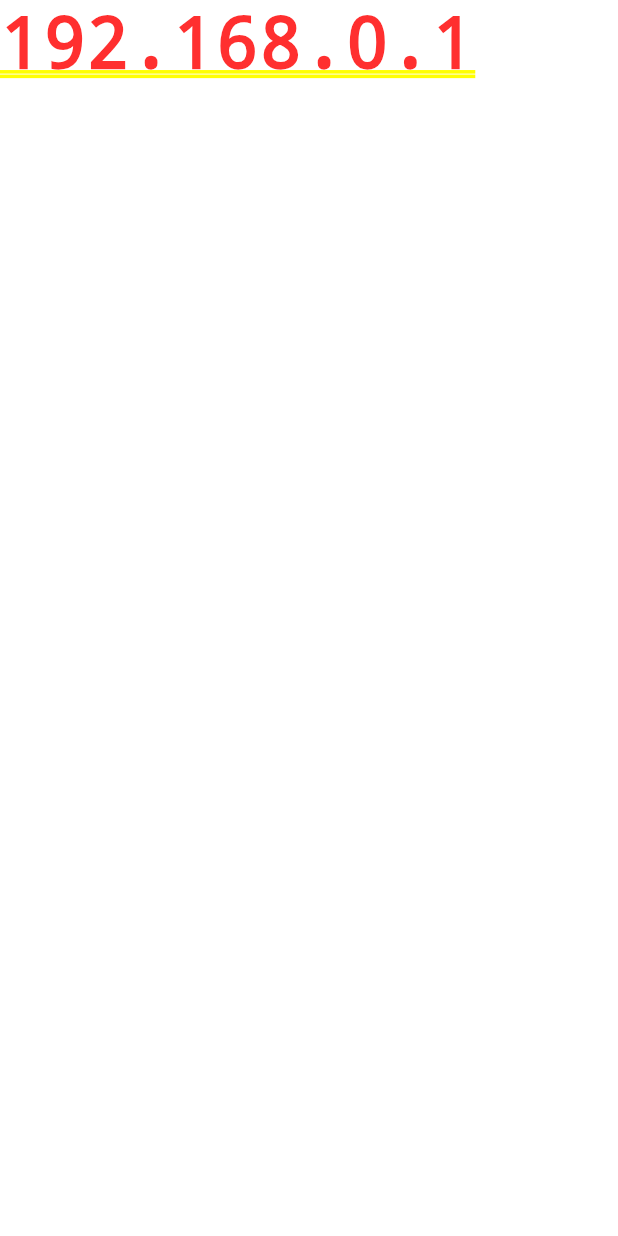
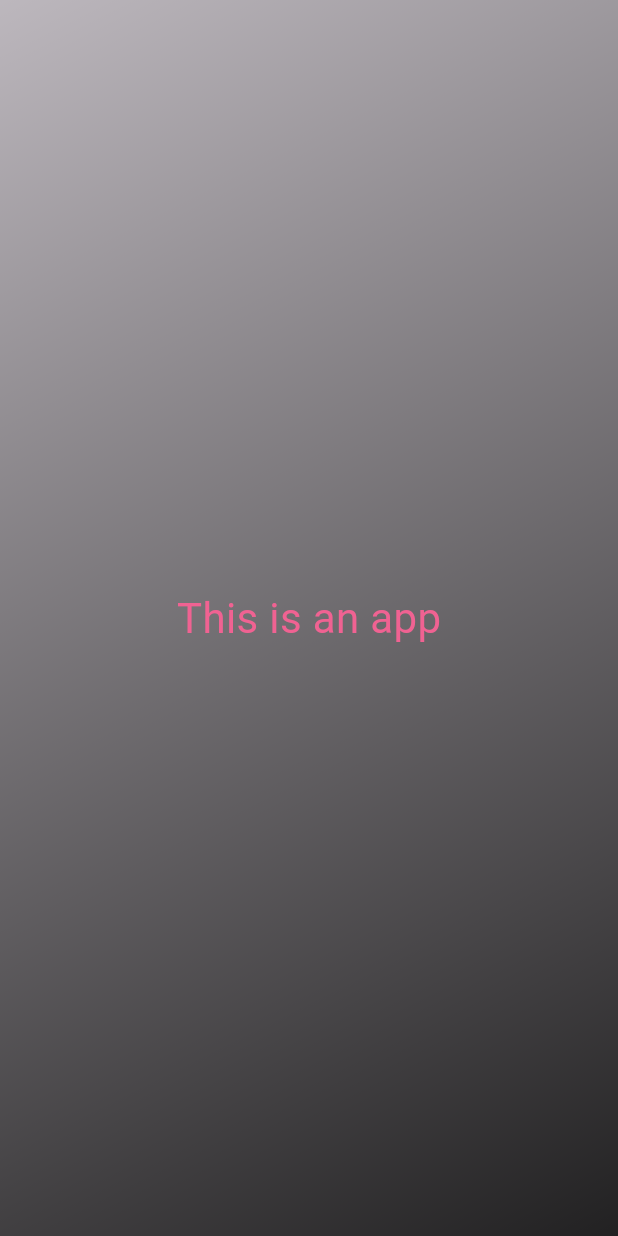
Before and after one commit to nevepura/dice_roll, a Flutter app: the screen it shows after launch, on a phone screen of 412 x 824 dp. Run offline on Flutter 3.47's test engine with Material 3 defaults, Android fonts, the phone set to English and light mode, and no system bars.

Commit message:
Made gradient and text components

```diff
--- /dev/null
+++ b/lib/gradient_container.dart
@@ -0,0 +1,23 @@
+import 'package:flutter/material.dart';
+import 'package:dice_roll/styled_text.dart';
+
+class GradientContainer extends StatelessWidget {
+  const GradientContainer({key}) : super(key: key);
+  // A shortcut would be: const GradientContainer({super.key});
+
+  @override
+  Widget build(BuildContext context) {
+    return Container(
+      decoration: const BoxDecoration(
+        gradient: LinearGradient(
+          begin: Alignment.topLeft,
+          end: Alignment.bottomRight,
+          colors: [Colors.black26, Colors.black87],
+        ),
+      ),
+      child: const Center(
+        child: StyledText(),
+      ),
+    );
+  }
+}
--- a/lib/main.dart
+++ b/lib/main.dart
@@ -1,10 +1,12 @@
 import 'package:flutter/material.dart';
+import 'package:dice_roll/gradient_container.dart';
 
-void main(){
-
-  runApp(const MaterialApp(home: Text("192.168.0.1")));
+void main() {
+  runApp(
+    const MaterialApp(
+      home: Scaffold(
+        body: GradientContainer(),
+      ),
+    ),
+  );
 }
-
-int add (first, [second=2]){
-  return first + second;
-}
--- /dev/null
+++ b/lib/styled_text.dart
@@ -0,0 +1,16 @@
+import 'package:flutter/material.dart';
+
+class StyledText extends StatelessWidget {
+  const StyledText({super.key});
+
+  @override
+  Widget build(BuildContext context) {
+    return Text(
+      "This is an app",
+      style: TextStyle(
+        color: Colors.pink[300],
+        fontSize: 28,
+      ),
+    );
+  }
+}
```
Also changed, not shown: 1 other file.
